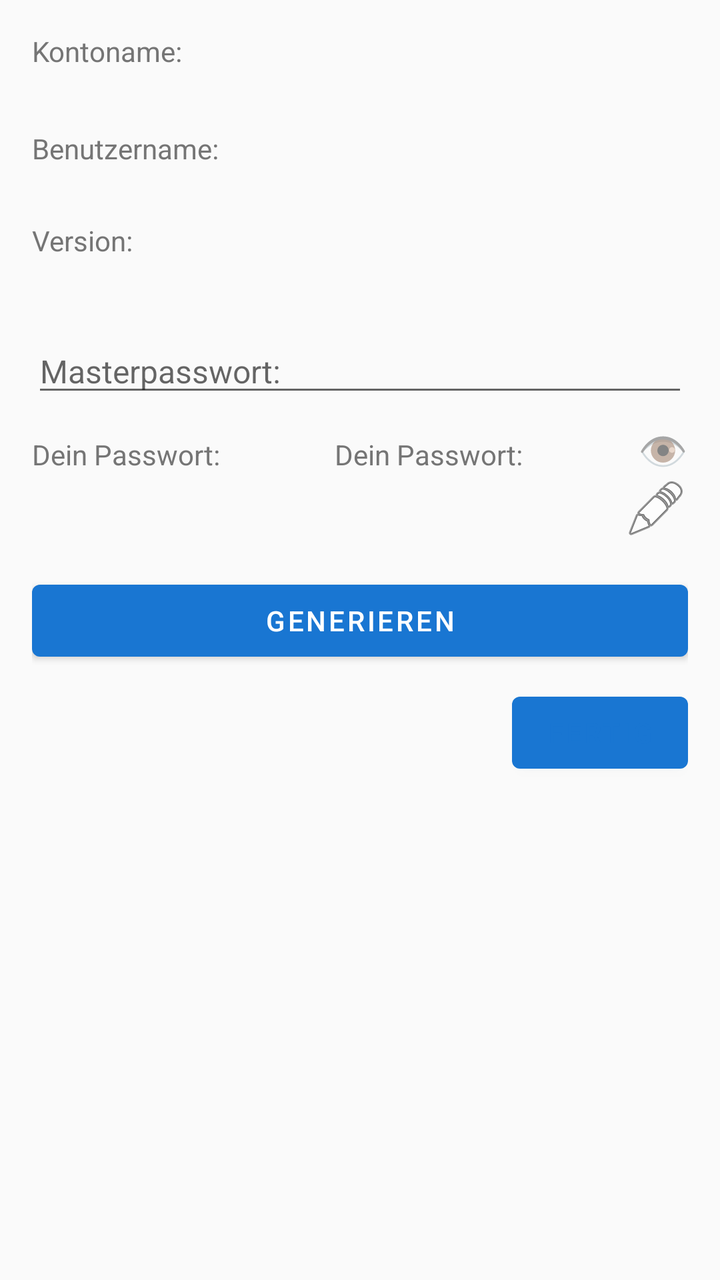
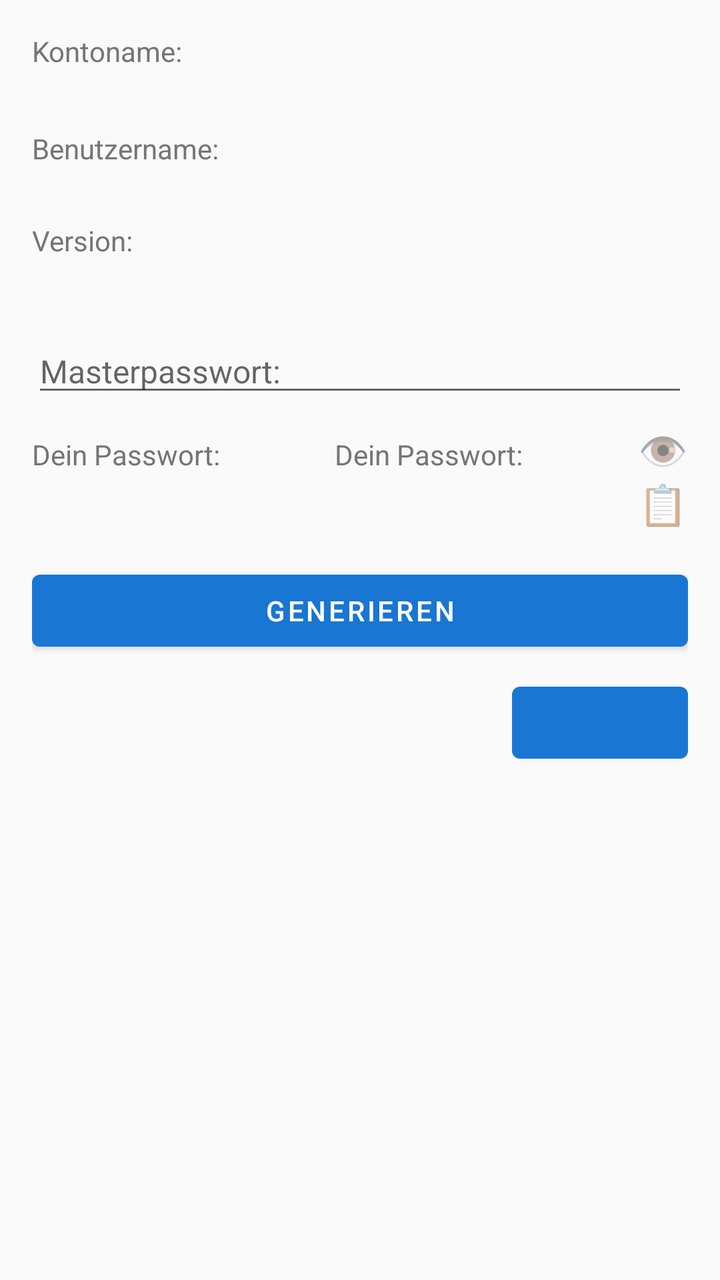

The first picture is an Android layout as it rendered before a commit; the second is the same layout after the commit. The layout source and the unified diff follow.
<!-- AndroidManifest.xml: application theme AppTheme -->
<!-- res/layout/dialog_generate.xml -->
<?xml version="1.0" encoding="utf-8"?>
<LinearLayout xmlns:android="http://schemas.android.com/apk/res/android"
    android:layout_width="match_parent"
    android:layout_height="wrap_content"
    android:orientation="vertical"
    android:padding="16dp">

    <TextView
        android:layout_width="wrap_content"
        android:layout_height="wrap_content"
        android:text="@string/account_name_label"
        android:textSize="14sp"
        android:textColor="@color/colorCardSubtext" />

    <TextView
        android:id="@+id/dialog_account_name"
        android:layout_width="wrap_content"
        android:layout_height="wrap_content"
        android:textSize="16sp"
        android:textStyle="bold" />

    <TextView
        android:id="@+id/dialog_username_label"
        android:layout_width="wrap_content"
        android:layout_height="wrap_content"
        android:layout_marginTop="8dp"
        android:text="@string/username_label"
        android:textSize="14sp"
        android:textColor="@color/colorCardSubtext" />

    <TextView
        android:id="@+id/dialog_username"
        android:layout_width="wrap_content"
        android:layout_height="wrap_content"
        android:textSize="14sp" />

    <TextView
        android:id="@+id/dialog_version_label"
        android:layout_width="wrap_content"
        android:layout_height="wrap_content"
        android:layout_marginTop="8dp"
        android:text="@string/version_label"
        android:textSize="14sp"
        android:textColor="@color/colorCardSubtext" />

    <TextView
        android:id="@+id/dialog_version"
        android:layout_width="wrap_content"
        android:layout_height="wrap_content"
        android:textSize="14sp" />

    <EditText
        android:id="@+id/editText_masterpassword"
        android:layout_width="match_parent"
        android:layout_height="wrap_content"
        android:layout_marginTop="16dp"
        android:hint="@string/master_password_label"
        android:inputType="textPassword"
        android:importantForAutofill="no"
        android:textSize="16sp" />

    <LinearLayout
        android:layout_width="match_parent"
        android:layout_height="wrap_content"
        android:orientation="horizontal"
        android:layout_marginTop="8dp">

        <TextView
            android:layout_width="0dp"
            android:layout_height="wrap_content"
            android:layout_weight="1"
            android:text="@string/your_password_label"
            android:textSize="14sp"
            android:textColor="@color/colorCardSubtext" />

        <TextView
            android:layout_width="0dp"
            android:layout_height="wrap_content"
            android:layout_weight="1"
            android:text="@string/your_password_label"
            android:textSize="14sp"
            android:textColor="@color/colorCardSubtext" />

        <TextView
            android:id="@+id/btn_visibility"
            android:layout_width="wrap_content"
            android:layout_height="wrap_content"
            android:text="👁"
            android:textSize="20sp"
            android:clickable="true"
            android:focusable="true"
            android:background="?android:attr/selectableItemBackground"
            android:contentDescription="Toggle visibility" />
    </LinearLayout>

    <LinearLayout
        android:layout_width="match_parent"
        android:layout_height="wrap_content"
        android:orientation="horizontal">

        <TextView
            android:id="@+id/textPassword"
            android:layout_width="0dp"
            android:layout_height="wrap_content"
            android:layout_weight="1"
            android:textSize="18sp"
            android:textStyle="bold"
            android:singleLine="true" />

        <ImageButton
            android:id="@+id/btn_copy"
            android:layout_width="wrap_content"
            android:layout_height="wrap_content"
            android:src="@android:drawable/ic_menu_edit"
            android:background="?android:attr/selectableItemBackground"
            android:contentDescription="Copy to clipboard" />
    </LinearLayout>

    <Button
        android:id="@+id/btn_generate"
        android:layout_width="match_parent"
        android:layout_height="wrap_content"
        android:layout_marginTop="16dp"
        android:text="@string/generate" />

    <Button
        android:id="@+id/btn_done"
        android:layout_width="wrap_content"
        android:layout_height="wrap_content"
        android:layout_gravity="end"
        android:layout_marginTop="8dp"
        android:text="@string/done"
        android:textColor="@color/colorPrimary" />
</LinearLayout>
<!-- resources referenced by this layout -->
<resources>
  <color name="colorCardSubtext">#757575</color>
  <color name="colorPrimary">#1976D2</color>
  <string name="account_name_label">Kontoname:</string>
  <string name="done">FERTIG</string>
  <string name="generate">GENERIEREN</string>
  <string name="master_password_label">Masterpasswort:</string>
  <string name="username_label">Benutzername:</string>
  <string name="version_label">Version:</string>
  <string name="your_password_label">Dein Passwort:</string>
  <style name="AppTheme" parent="Theme.MaterialComponents.Light.DarkActionBar">
          <item name="colorPrimary">@color/colorPrimary</item>
          <item name="colorPrimaryDark">@color/colorPrimaryDark</item>
          <item name="colorAccent">@color/colorAccent</item>
          <item name="android:windowBackground">@color/colorBackground</item>
      </style>
  <color name="colorPrimaryDark">#1565C0</color>
  <color name="colorAccent">#FF4081</color>
  <color name="colorBackground">#FAFAFA</color>
</resources>

<!-- the commit's change to res/layout/dialog_generate.xml (unified diff, before → after) -->
@@ -107,11 +107,14 @@
             android:textStyle="bold"
             android:singleLine="true" />
 
-        <ImageButton
+        <TextView
             android:id="@+id/btn_copy"
             android:layout_width="wrap_content"
             android:layout_height="wrap_content"
-            android:src="@android:drawable/ic_menu_edit"
+            android:text="📋"
+            android:textSize="20sp"
+            android:clickable="true"
+            android:focusable="true"
             android:background="?android:attr/selectableItemBackground"
             android:contentDescription="Copy to clipboard" />
     </LinearLayout>
